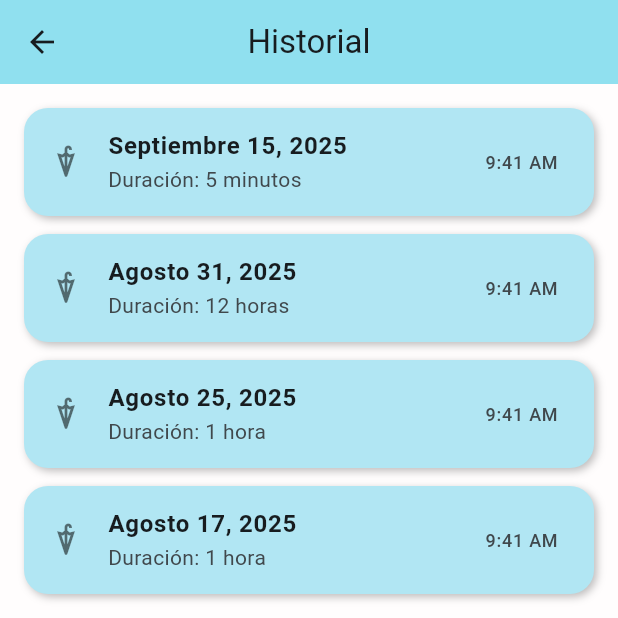
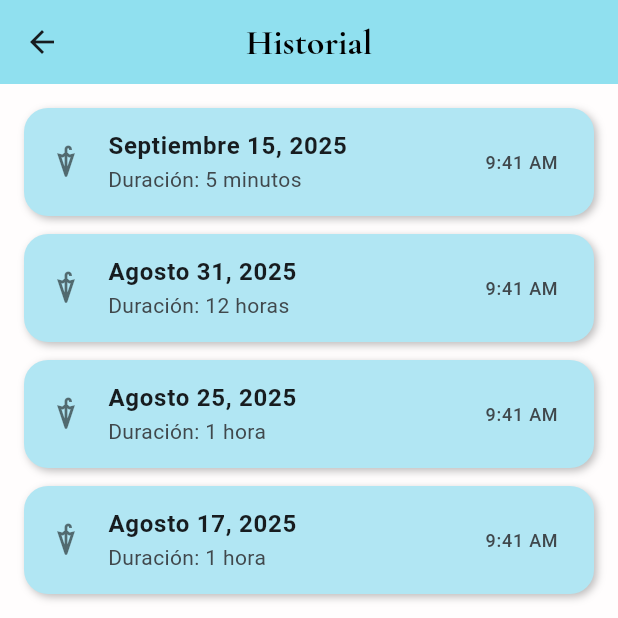
Before and after one commit to Group-41-Section-4/Sombri_ya_Flutter, a Flutter app: the screen it shows after launch, after a tap on "Iniciar Sesión", after a tap on the "menu" icon, after a tap on "Historial de Reservas", on a phone screen of 412 x 824 dp, the top half of it. Run offline on Flutter 3.47's test engine with Material 3 defaults, Android fonts, the phone set to English and light mode, and no system bars; our stand-ins replace flutter_map, google_fonts, latlong2.

Commit message:
Fonts changed for all the titles

```diff
--- a/flutter_sombri_ya/lib/history.dart
+++ b/flutter_sombri_ya/lib/history.dart
@@ -1,4 +1,5 @@
 import 'package:flutter/material.dart';
+import 'package:google_fonts/google_fonts.dart';
 
 class HistoryPage extends StatelessWidget {
   const HistoryPage({super.key});
@@ -17,7 +18,12 @@ class HistoryPage extends StatelessWidget {
       appBar: AppBar(
         backgroundColor: const Color(0xFF90E0EF),
         centerTitle: true,
-        title: const Text("Historial"),
+        title:  Text("Historial",
+          style: GoogleFonts.cormorantGaramond(
+            color: Colors.black,
+            fontSize: 24,
+            fontWeight: FontWeight.bold,
+          ),),
         leading: IconButton(
           icon: const Icon(Icons.arrow_back),
           onPressed: () => Navigator.pop(context),
--- a/flutter_sombri_ya/lib/home.dart
+++ b/flutter_sombri_ya/lib/home.dart
@@ -18,8 +18,8 @@ class HomePage extends StatelessWidget {
         backgroundColor: const Color(0xFF90E0EF),
         foregroundColor: Colors.black,
         centerTitle: true,
-        title: Text('Home',
-          style: GoogleFonts.heptaSlab(
+        title: Text('',
+          style: GoogleFonts.cormorantGaramond(
           fontSize: 22,
           fontWeight: FontWeight.bold,
           color: Colors.black,
--- a/flutter_sombri_ya/lib/menu.dart
+++ b/flutter_sombri_ya/lib/menu.dart
@@ -13,7 +13,7 @@ class AppDrawer extends StatelessWidget {
         children: [
           SizedBox(
             height: 100,
-            child: const DrawerHeader(
+            child:  DrawerHeader(
               decoration: BoxDecoration(
                 color: Color(0xFF90E0EF),
               ),
@@ -21,12 +21,13 @@ class AppDrawer extends StatelessWidget {
               padding: EdgeInsets.all(16),
               child: Text(
                 "Menu",
-                style: TextStyle(
+                style: GoogleFonts.cormorantGaramond(
                   color: Colors.black,
                   fontSize: 24,
                   fontWeight: FontWeight.bold,
                 ),
               ),
+
             ),
           ),
           ListTile(
--- a/flutter_sombri_ya/lib/notifications.dart
+++ b/flutter_sombri_ya/lib/notifications.dart
@@ -67,9 +67,9 @@ class _NotificationsPageState extends State<NotificationsPage> {
           icon: const Icon(Icons.arrow_back),
           onPressed: () => Navigator.pop(context),
         ),
-        title: const Text(
+        title:  Text(
           'Notificaciones',
-          style: TextStyle(
+          style: GoogleFonts.cormorantGaramond(
             color: Colors.black,
             fontWeight: FontWeight.bold,
             fontSize: 30,
```
Also changed, not shown: flutter_sombri_ya/lib/profile.dart (+6 -2 lines), flutter_sombri_ya/lib/rent.dart (+7 -1 lines).
